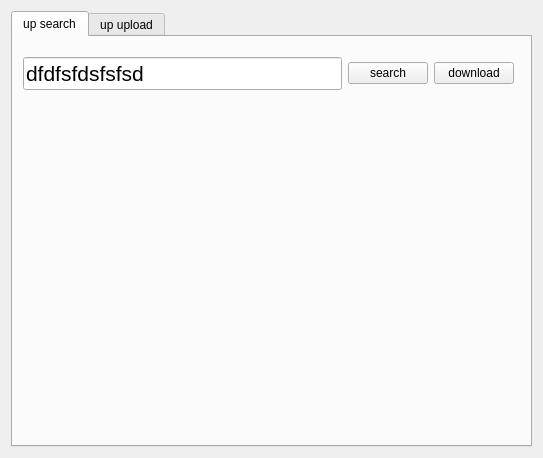
stanleyexp/uniquep-gui, file uniquep.ui: the form before one commit.
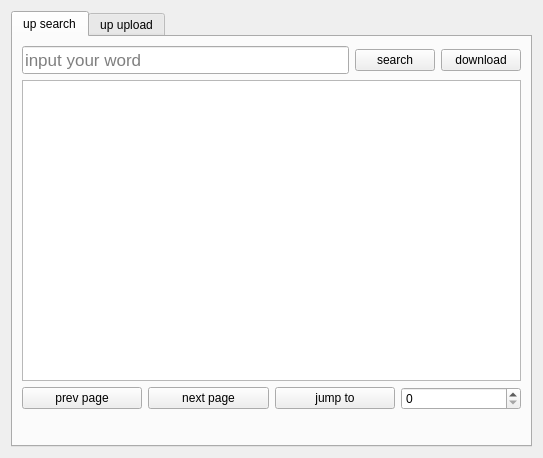
The form after the commit. The open tabs and pages were chosen to show the change.

```diff
--- a/uniquep.ui
+++ b/uniquep.ui
@@ -23,25 +23,21 @@
       <attribute name="title">
        <string>up search</string>
       </attribute>
-      <widget class="QWidget" name="">
-       <property name="geometry">
-        <rect>
-         <x>10</x>
-         <y>20</y>
-         <width>491</width>
-         <height>34</height>
-        </rect>
-       </property>
+      <layout class="QGridLayout" name="gridLayout_3">
+       <item row="0" column="0">
        <layout class="QGridLayout" name="gridLayout_2">
         <item row="0" column="0">
          <widget class="QLineEdit" name="search_input">
           <property name="font">
            <font>
-            <pointsize>16</pointsize>
+             <pointsize>13</pointsize>
            </font>
           </property>
           <property name="text">
-           <string>dfdfsfdsfsfsd</string>
+            <string/>
+           </property>
+           <property name="placeholderText">
+            <string>input your word</string>
           </property>
          </widget>
         </item>
@@ -63,7 +59,58 @@
          </widget>
         </item>
        </layout>
-      </widget>
+       </item>
+       <item row="1" column="0">
+        <widget class="QTableView" name="table_view"/>
+       </item>
+       <item row="2" column="0">
+        <layout class="QVBoxLayout" name="verticalLayout_2">
+         <item>
+          <layout class="QHBoxLayout" name="horizontalLayout">
+           <item>
+            <widget class="QPushButton" name="prev_btn">
+             <property name="text">
+              <string>prev page</string>
+             </property>
+            </widget>
+           </item>
+           <item>
+            <widget class="QPushButton" name="next_btn">
+             <property name="text">
+              <string>next page</string>
+             </property>
+            </widget>
+           </item>
+           <item>
+            <widget class="QPushButton" name="jump_btn">
+             <property name="text">
+              <string>jump to</string>
+             </property>
+            </widget>
+           </item>
+           <item>
+            <widget class="QSpinBox" name="pagenum_spinbox"/>
+           </item>
+          </layout>
+         </item>
+         <item>
+          <widget class="QLabel" name="page_label">
+           <property name="font">
+            <font>
+             <pointsize>13</pointsize>
+            </font>
+           </property>
+           <property name="text">
+            <string/>
+           </property>
+           <property name="alignment">
+            <set>Qt::AlignLeading|Qt::AlignLeft|Qt::AlignTop</set>
+           </property>
+          </widget>
+         </item>
+        </layout>
+       </item>
+      </layout>
      </widget>
      <widget class="QWidget" name="tab_2">
       <attribute name="title">
```
Left out of the diff: 7 changed lines with no effect on the pictures. Lines whose indentation alone changed are shown as unchanged.
